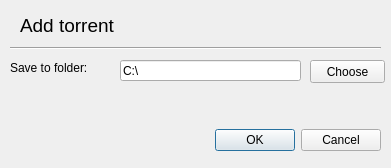
Qt form views/gui/ui/AddTorrentDialog.ui (RdeWilde/JoyStream) before a commit.
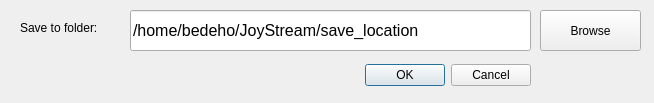
The same form after that commit.

What changed in the file:
```diff
--- a/views/gui/ui/AddTorrentDialog.ui
+++ b/views/gui/ui/AddTorrentDialog.ui
@@ -6,8 +6,8 @@
    <rect>
     <x>0</x>
     <y>0</y>
-    <width>391</width>
-    <height>168</height>
+    <width>654</width>
+    <height>103</height>
    </rect>
   </property>
   <property name="sizePolicy">
@@ -25,10 +25,10 @@
   <widget class="QDialogButtonBox" name="buttonBox">
    <property name="geometry">
     <rect>
-     <x>10</x>
-     <y>124</y>
+     <x>160</x>
+     <y>50</y>
      <width>371</width>
-     <height>32</height>
+     <height>51</height>
     </rect>
    </property>
    <property name="orientation">
@@ -41,71 +41,45 @@
   <widget class="QLineEdit" name="saveToFolderLineEdit">
    <property name="geometry">
     <rect>
-     <x>120</x>
-     <y>60</y>
-     <width>181</width>
-     <height>21</height>
-    </rect>
-   </property>
-   <property name="text">
-    <string>C:\</string>
-   </property>
-  </widget>
-  <widget class="QLabel" name="saveToFolderLabel">
-   <property name="geometry">
-    <rect>
-     <x>10</x>
-     <y>60</y>
-     <width>101</width>
-     <height>16</height>
-    </rect>
-   </property>
-   <property name="text">
-    <string>Save to folder:</string>
-   </property>
-  </widget>
-  <widget class="QLabel" name="windowTitleLabel">
-   <property name="geometry">
-    <rect>
-     <x>20</x>
+     <x>130</x>
      <y>10</y>
-     <width>141</width>
-     <height>31</height>
+     <width>401</width>
+     <height>41</height>
     </rect>
    </property>
    <property name="font">
     <font>
-     <pointsize>14</pointsize>
+     <pointsize>12</pointsize>
     </font>
    </property>
    <property name="text">
-    <string>Add torrent</string>
+    <string>/home/bedeho/JoyStream/save_location</string>
    </property>
   </widget>
-  <widget class="Line" name="windowTitleLine">
+  <widget class="QLabel" name="saveToFolderLabel">
    <property name="geometry">
     <rect>
-     <x>10</x>
-     <y>40</y>
-     <width>371</width>
+     <x>20</x>
+     <y>20</y>
+     <width>101</width>
      <height>16</height>
     </rect>
    </property>
-   <property name="orientation">
-    <enum>Qt::Horizontal</enum>
+   <property name="text">
+    <string>Save to folder:</string>
    </property>
   </widget>
   <widget class="QPushButton" name="saveToFolderPushButton">
    <property name="geometry">
     <rect>
-     <x>310</x>
-     <y>60</y>
-     <width>75</width>
-     <height>23</height>
+     <x>540</x>
+     <y>10</y>
+     <width>101</width>
+     <height>41</height>
     </rect>
    </property>
    <property name="text">
-    <string>Choose</string>
+    <string>Browse</string>
    </property>
   </widget>
  </widget>
```
